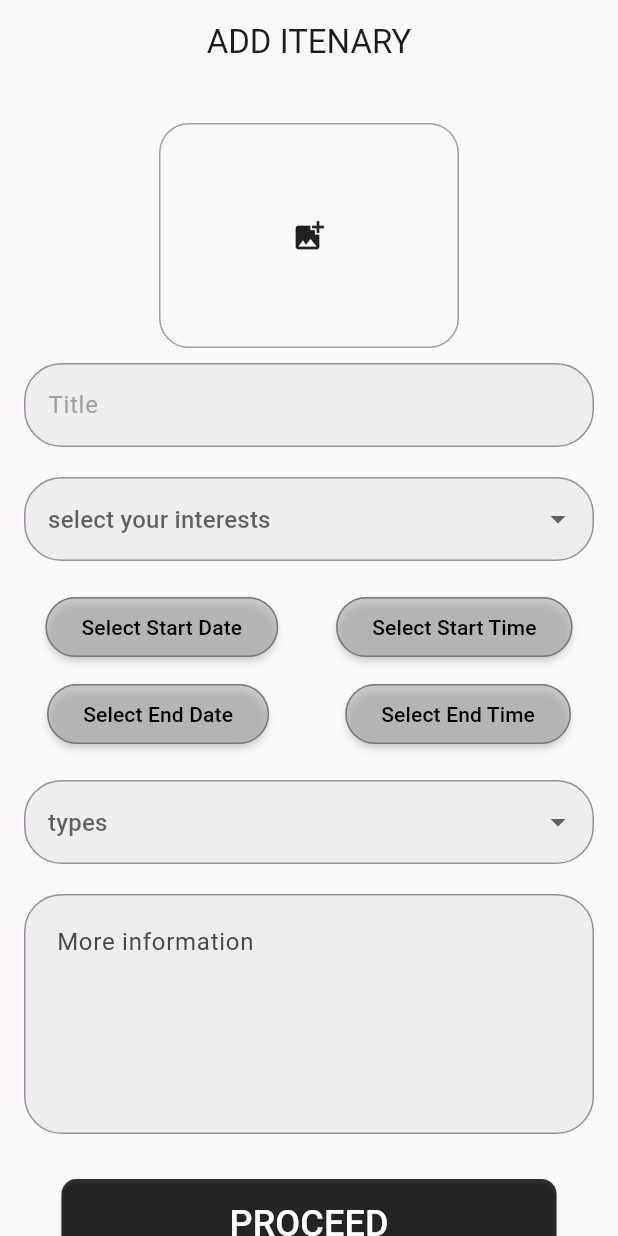
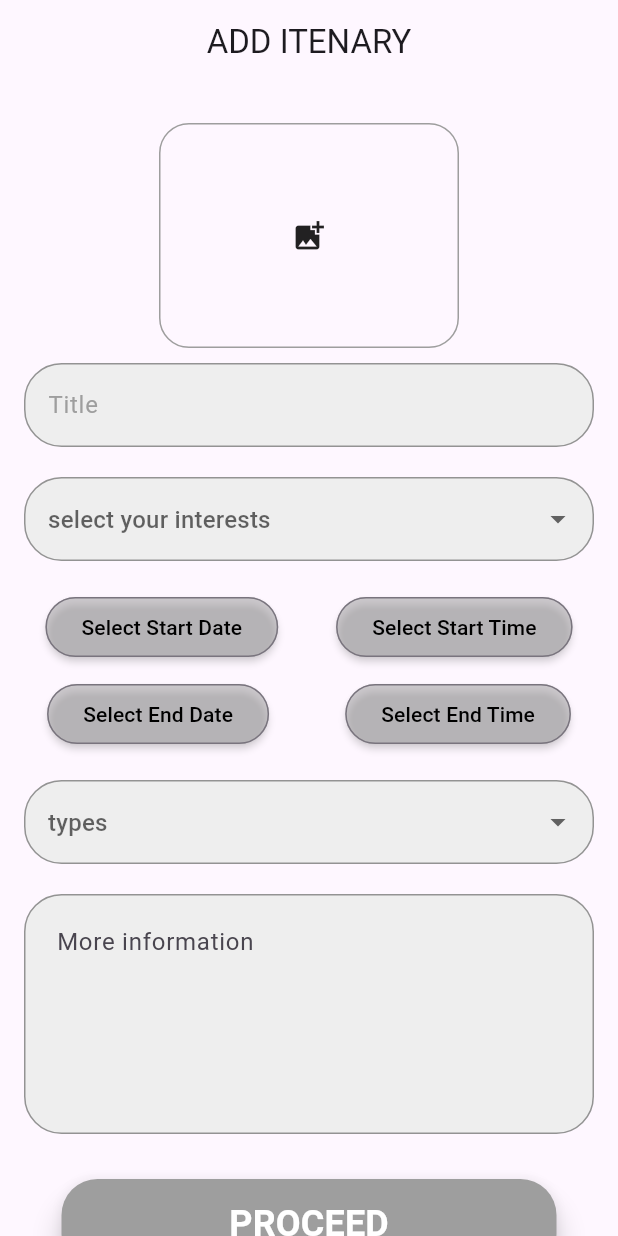
Before and after one commit to BharathVishnu/kraftnightt, a Flutter app: the EventRegistrationPage screen opened directly, on a phone screen of 412 x 824 dp. Run offline on Flutter 3.47's test engine with Material 3 defaults, Android fonts, the light colour scheme and no system bars; our stand-ins replace carousel_slider, cloud_firestore, firebase_core, firebase_storage, font_awesome_flutter, get and 2 more; missing offline and left inert: flutter_swipe_button; accounts and stored records are empty.

Commit message:
modified proceed

```diff
--- a/lib/addItenary/add.dart
+++ b/lib/addItenary/add.dart
@@ -340,13 +340,15 @@ class _EventRegistrationPageState extends State<EventRegistrationPage> {
                 height: 60,
                 child: ElevatedButton(
                   style: ButtonStyle(
-                      backgroundColor: MaterialStateProperty.all<Color>(
-                          Colors.black.withOpacity(.8)),
                     shape: MaterialStateProperty.all<RoundedRectangleBorder>(
                       RoundedRectangleBorder(
-                          borderRadius: BorderRadius.circular(10.0),
+                        borderRadius: BorderRadius.circular(24.0),
                       ),
                     ),
+                    backgroundColor: MaterialStateProperty.all<Color>(
+                      Colors.grey,
+                    ),
+                    elevation: MaterialStateProperty.all<double>(8), // Add elevation here
                   ),
                   onPressed: () {
                     submitForm();
@@ -354,13 +356,15 @@ class _EventRegistrationPageState extends State<EventRegistrationPage> {
                   child: Text(
                     'PROCEED',
                     style: TextStyle(
+                      fontSize: 24,
+                      fontWeight: FontWeight.bold,
                       color: Colors.white,
-                        fontSize: 24,
                     ),
                   ),
                 ),
               ),
             ),
+
             ],
           ),
         ),
```
Lines whose indentation alone changed are shown as unchanged.
